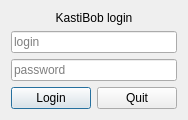
Old version of the form app/KastiBobGui/uis/loginform.ui in the repository Sajoch/KastiBob.
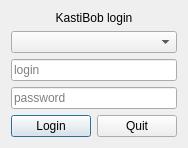
New version of the form.

The edit to the form file:
```diff
--- a/app/KastiBobGui/uis/loginform.ui
+++ b/app/KastiBobGui/uis/loginform.ui
@@ -7,7 +7,7 @@
     <x>0</x>
     <y>0</y>
     <width>178</width>
-    <height>116</height>
+    <height>140</height>
    </rect>
   </property>
   <property name="windowTitle">
@@ -26,6 +26,16 @@
        </property>
       </widget>
      </item>
+     <item>
+      <widget class="QComboBox" name="comboBox">
+       <property name="sizePolicy">
+        <sizepolicy hsizetype="Preferred" vsizetype="Preferred">
+         <horstretch>0</horstretch>
+         <verstretch>0</verstretch>
+        </sizepolicy>
+       </property>
+      </widget>
+     </item>
      <item>
       <widget class="QLineEdit" name="lineEdit_2">
        <property name="sizePolicy">
```
Left out of the diff: 5 changed lines with no effect on the pictures.
